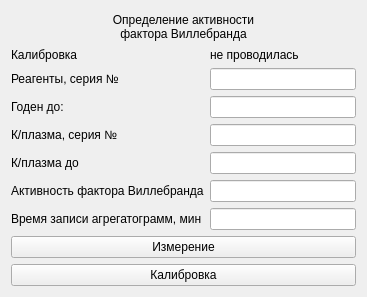
First picture: the form in choisedialog/agr2.ui, repository krang4d/Agrekola, before the edit.
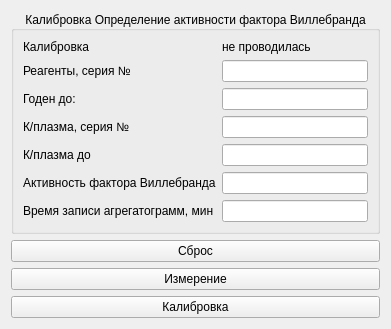
Second picture: the form after the edit.

What changed in the file:
```diff
--- a/choisedialog/agr2.ui
+++ b/choisedialog/agr2.ui
@@ -6,8 +6,8 @@
    <rect>
     <x>0</x>
     <y>0</y>
-    <width>367</width>
-    <height>297</height>
+    <width>369</width>
+    <height>278</height>
    </rect>
   </property>
   <property name="windowTitle">
@@ -15,20 +15,13 @@
   </property>
   <layout class="QVBoxLayout" name="verticalLayout">
    <item>
-    <widget class="QLabel" name="label">
-     <property name="text">
-      <string>Определение активности
-фактора Виллебранда</string>
+    <widget class="QGroupBox" name="groupBox">
+     <property name="title">
+      <string>Калибровка Определение активности фактора Виллебранда</string>
      </property>
      <property name="alignment">
       <set>Qt::AlignCenter</set>
      </property>
-     <property name="buddy">
-      <cstring>startButton</cstring>
-     </property>
-    </widget>
-   </item>
-   <item>
     <layout class="QFormLayout" name="formLayout">
      <item row="0" column="0">
       <widget class="QLabel" name="label_1">
@@ -129,6 +122,14 @@
       <widget class="QLineEdit" name="lineEdit_6"/>
      </item>
     </layout>
+    </widget>
+   </item>
+   <item>
+    <widget class="QPushButton" name="resetButton">
+     <property name="text">
+      <string>Сброс</string>
+     </property>
+    </widget>
    </item>
    <item>
     <widget class="QPushButton" name="startButton">
```
Lines whose indentation alone changed are shown as unchanged.
